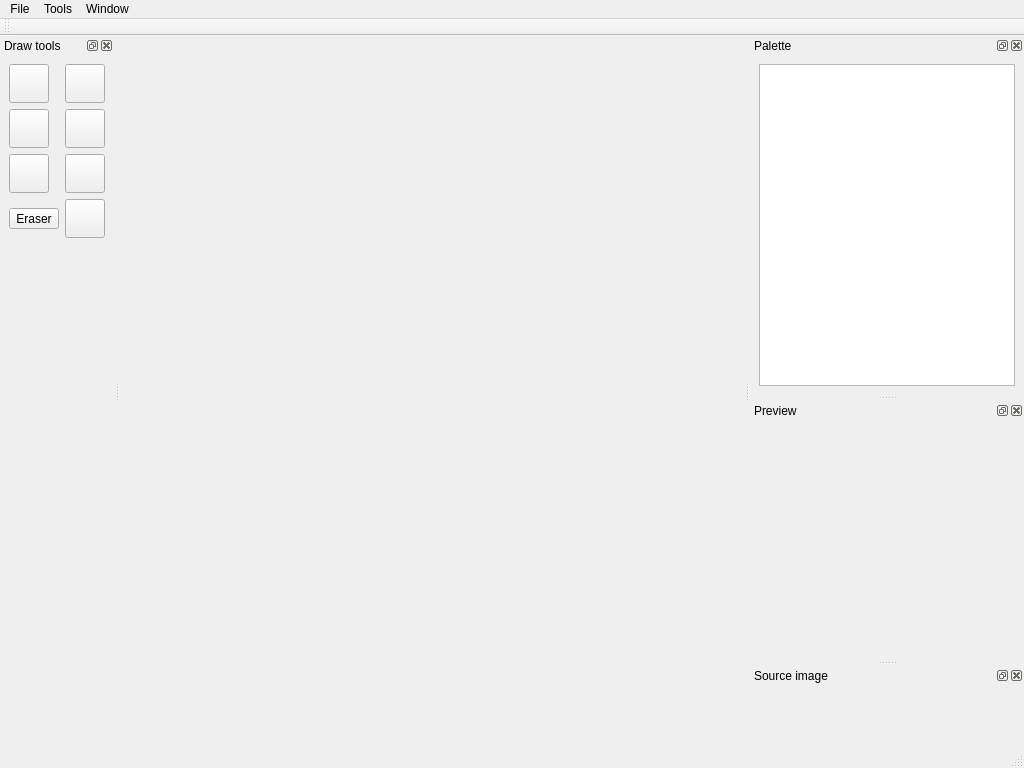
Old version of the form mainwindow.ui in the repository mistificator/zx4pixelizer.
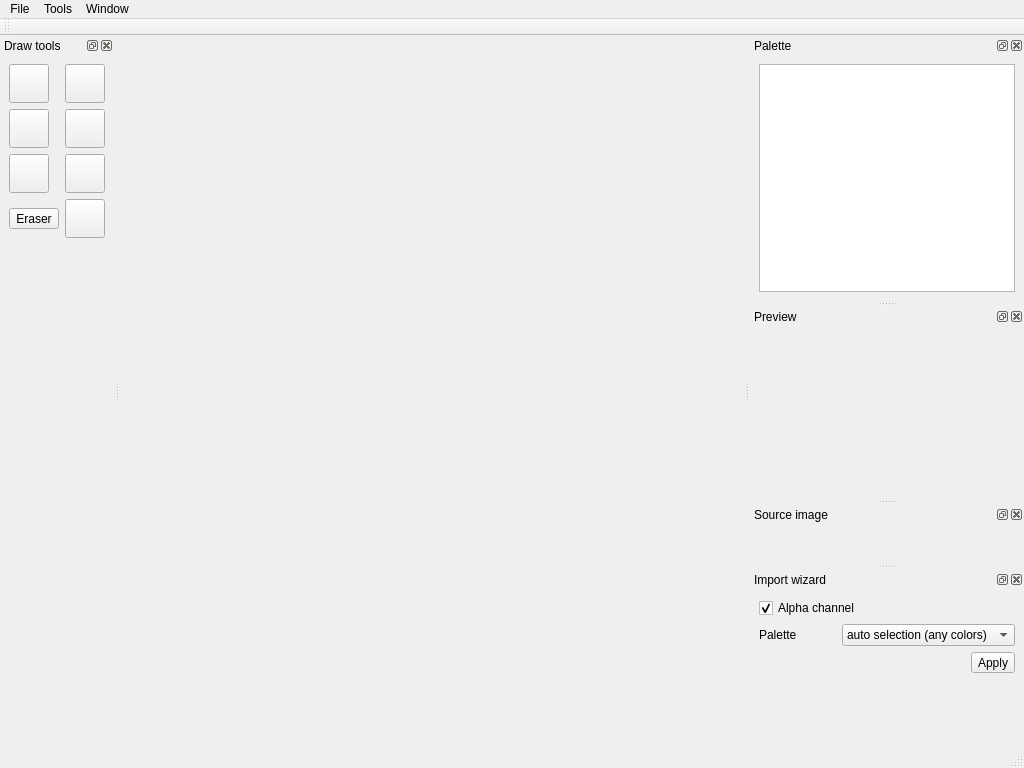
New version of the form. Icons and pictures are not drawn.

Commit message: Import wizard added

The edit to the form file:
```diff
--- a/mainwindow.ui
+++ b/mainwindow.ui
@@ -425,6 +425,81 @@
     </layout>
    </widget>
   </widget>
+  <widget class="QDockWidget" name="dockWizard">
+   <property name="windowTitle">
+    <string>Import wizard</string>
+   </property>
+   <attribute name="dockWidgetArea">
+    <number>2</number>
+   </attribute>
+   <widget class="QWidget" name="dockWidgetContents_5">
+    <layout class="QGridLayout" name="gridLayout_6">
+     <item row="2" column="2">
+      <widget class="QToolButton" name="importWizardApply">
+       <property name="layoutDirection">
+        <enum>Qt::LeftToRight</enum>
+       </property>
+       <property name="text">
+        <string>Apply</string>
+       </property>
+      </widget>
+     </item>
+     <item row="1" column="1" colspan="2">
+      <widget class="QComboBox" name="wizardPaletteBox">
+       <property name="sizePolicy">
+        <sizepolicy hsizetype="Expanding" vsizetype="Fixed">
+         <horstretch>0</horstretch>
+         <verstretch>0</verstretch>
+        </sizepolicy>
+       </property>
+       <item>
+        <property name="text">
+         <string>auto selection (any colors)</string>
+        </property>
+       </item>
+       <item>
+        <property name="text">
+         <string>current selection</string>
+        </property>
+       </item>
+      </widget>
+     </item>
+     <item row="0" column="0" colspan="3">
+      <widget class="QCheckBox" name="alphaBox">
+       <property name="toolTip">
+        <string>&lt;html&gt;&lt;head/&gt;&lt;body&gt;&lt;p&gt;&lt;span style=&quot; color:#d69545;&quot;&gt;If checked ithen import tool will use alpha channel if image has it or pixel from left top corner as alpha channel chromakey&lt;/span&gt;&lt;/p&gt;&lt;/body&gt;&lt;/html&gt;</string>
+       </property>
+       <property name="text">
+        <string>Alpha channel</string>
+       </property>
+       <property name="checked">
+        <bool>true</bool>
+       </property>
+      </widget>
+     </item>
+     <item row="1" column="0">
+      <widget class="QLabel" name="label">
+       <property name="text">
+        <string>Palette</string>
+       </property>
+      </widget>
+     </item>
+     <item row="3" column="2">
+      <spacer name="verticalSpacer_2">
+       <property name="orientation">
+        <enum>Qt::Vertical</enum>
+       </property>
+       <property name="sizeHint" stdset="0">
+        <size>
+         <width>20</width>
+         <height>40</height>
+        </size>
+       </property>
+      </spacer>
+     </item>
+    </layout>
+   </widget>
+  </widget>
   <action name="actionQuit">
    <property name="text">
     <string>Quit</string>
```
Left out of the diff: 5 changed lines with no effect on the pictures. The commit also changes 2 other files.
